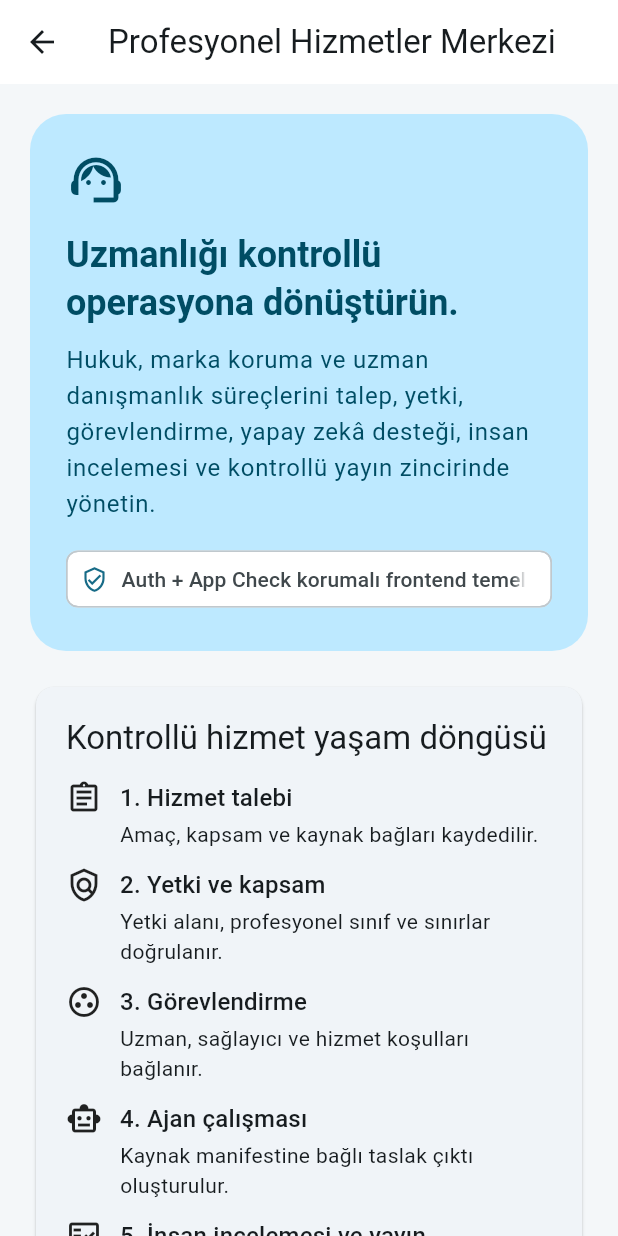
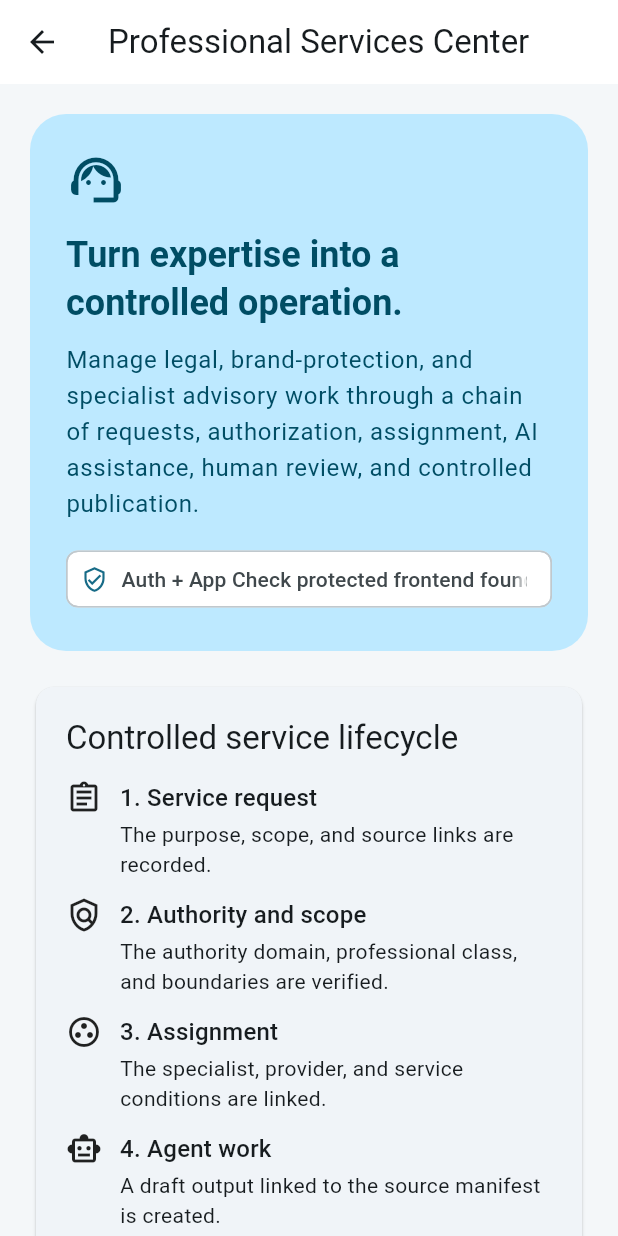
Before and after one commit to oguzhan-dev509/markakalkan, a Flutter app: the ProfessionalServicesHubPage screen opened directly, on a phone screen of 412 x 824 dp. Run offline on Flutter 3.47's test engine with Material 3 defaults, Android fonts, the phone set to English and light mode, and no system bars; our stand-ins replace cloud_firestore, cloud_functions, file_picker, firebase_auth, firebase_core, firebase_storage and 3 more; missing offline and left inert: dart:js_interop, firebase_app_check, mobile_scanner; accounts and stored records are empty; network calls fail; statements that could not run were skipped.

Commit message:
feat: add professional services navigation and ux

```diff
--- a/lib/features/professional_services/presentation/professional_services_hub_page.dart
+++ b/lib/features/professional_services/presentation/professional_services_hub_page.dart
@@ -3,13 +3,15 @@ import 'package:flutter/material.dart';
 import '../data/professional_services_callable_client.dart';
 import '../domain/professional_service_models.dart';
 import 'professional_services_controller.dart';
+import 'professional_services_strings.dart';
 
 class ProfessionalServicesHubPage extends StatefulWidget {
-  const ProfessionalServicesHubPage({super.key, this.controller});
+  const ProfessionalServicesHubPage({super.key, this.controller, this.locale});
 
   static const String routeName = '/professional-services';
 
   final ProfessionalServicesController? controller;
+  final Locale? locale;
 
   @override
   State<ProfessionalServicesHubPage> createState() =>
@@ -52,9 +54,12 @@ class _ProfessionalServicesHubPageState
   Widget build(BuildContext context) {
     final selected = _controller.selectedOperation;
     final colorScheme = Theme.of(context).colorScheme;
+    final strings = ProfessionalServicesStrings.of(locale: widget.locale);
 
     return Scaffold(
-      appBar: AppBar(title: const Text('Profesyonel Hizmetler Merkezi')),
+      appBar: AppBar(
+        title: Semantics(header: true, child: Text(strings.pageTitle)),
+      ),
       body: SafeArea(
         child: LayoutBuilder(
           builder: (context, constraints) {
@@ -72,29 +77,28 @@ class _ProfessionalServicesHubPageState
                   child: Column(
                     crossAxisAlignment: CrossAxisAlignment.stretch,
                     children: [
-                      _IntroBanner(colorScheme: colorScheme),
+                      _IntroBanner(colorScheme: colorScheme, strings: strings),
                       const SizedBox(height: 20),
-                      const _WorkflowOverview(),
+                      _WorkflowOverview(strings: strings),
                       const SizedBox(height: 24),
                       Text(
-                        'Operasyon sınırları',
+                        strings.operationBoundariesTitle,
                         style: Theme.of(context).textTheme.headlineSmall,
                       ),
                       const SizedBox(height: 8),
                       Text(
-                        'Sekiz callable işlem tek bir Auth + App Check '
-                        'sınırından geçer. Bu temel faz yalnız bağlantı, '
-                        'model ve durum omurgasını kurar; geçerli üretim '
-                        'komutları otomatik olarak çalıştırılmaz.',
+                        strings.operationBoundariesDescription,
                         style: Theme.of(context).textTheme.bodyLarge,
                       ),
                       const SizedBox(height: 16),
                       _CapabilityGrid(
+                        strings: strings,
                         selectedOperation: selected,
                         onSelected: _controller.selectOperation,
                       ),
                       const SizedBox(height: 20),
                       _SelectionPanel(
+                        strings: strings,
                         operation: selected,
                         status: _controller.status,
                         result: _controller.result,
@@ -113,13 +117,18 @@ class _ProfessionalServicesHubPageState
 }
 
 class _IntroBanner extends StatelessWidget {
-  const _IntroBanner({required this.colorScheme});
+  const _IntroBanner({required this.colorScheme, required this.strings});
 
   final ColorScheme colorScheme;
+  final ProfessionalServicesStrings strings;
 
   @override
   Widget build(BuildContext context) {
-    return DecoratedBox(
+    return Semantics(
+      key: const ValueKey('professional-services-intro-semantics'),
+      container: true,
+      label: strings.introSemanticLabel,
+      child: DecoratedBox(
         key: const ValueKey('professional-services-intro-banner'),
         decoration: BoxDecoration(
           color: colorScheme.primaryContainer,
@@ -130,14 +139,17 @@ class _IntroBanner extends StatelessWidget {
           child: Column(
             crossAxisAlignment: CrossAxisAlignment.start,
             children: [
-            Icon(
+              Tooltip(
+                message: strings.supportIconTooltip,
+                child: Icon(
                   Icons.support_agent,
                   size: 40,
                   color: colorScheme.onPrimaryContainer,
                 ),
+              ),
               const SizedBox(height: 14),
               Text(
-              'Uzmanlığı kontrollü operasyona dönüştürün.',
+                strings.introTitle,
                 style: Theme.of(context).textTheme.headlineSmall?.copyWith(
                   color: colorScheme.onPrimaryContainer,
                   fontWeight: FontWeight.w700,
@@ -145,9 +157,7 @@ class _IntroBanner extends StatelessWidget {
               ),
               const SizedBox(height: 10),
               Text(
-              'Hukuk, marka koruma ve uzman danışmanlık süreçlerini '
-              'talep, yetki, görevlendirme, yapay zekâ desteği, insan '
-              'incelemesi ve kontrollü yayın zincirinde yönetin.',
+                strings.introDescription,
                 style: Theme.of(context).textTheme.bodyLarge?.copyWith(
                   color: colorScheme.onPrimaryContainer,
                 ),
@@ -156,9 +166,10 @@ class _IntroBanner extends StatelessWidget {
               Chip(
                 key: const ValueKey('professional-services-foundation-chip'),
                 avatar: const Icon(Icons.verified_user_outlined),
-              label: const Text('Auth + App Check korumalı frontend temeli'),
+                label: Text(strings.foundationChip),
               ),
             ],
+          ),
         ),
       ),
     );
@@ -166,39 +177,27 @@ class _IntroBanner extends StatelessWidget {
 }
 
 class _WorkflowOverview extends StatelessWidget {
-  const _WorkflowOverview();
+  const _WorkflowOverview({required this.strings});
 
-  static const List<(IconData, String, String)> _steps = [
-    (
+  final ProfessionalServicesStrings strings;
+
+  static const List<IconData> _icons = [
     Icons.assignment_outlined,
-      '1. Hizmet talebi',
-      'Amaç, kapsam ve kaynak bağları kaydedilir.',
-    ),
-    (
     Icons.policy_outlined,
-      '2. Yetki ve kapsam',
-      'Yetki alanı, profesyonel sınıf ve sınırlar doğrulanır.',
-    ),
-    (
     Icons.group_work_outlined,
-      '3. Görevlendirme',
-      'Uzman, sağlayıcı ve hizmet koşulları bağlanır.',
-    ),
-    (
     Icons.smart_toy_outlined,
-      '4. Ajan çalışması',
-      'Kaynak manifestine bağlı taslak çıktı oluşturulur.',
-    ),
-    (
     Icons.fact_check_outlined,
-      '5. İnsan incelemesi ve yayın',
-      'Yetkili insan kararı olmadan çıktı yayımlanmaz.',
-    ),
   ];
 
   @override
   Widget build(BuildContext context) {
-    return Card(
+    final steps = strings.workflowSteps;
+
+    return Semantics(
+      key: const ValueKey('professional-services-workflow-semantics'),
+      container: true,
+      label: strings.workflowSemanticLabel,
+      child: Card(
         key: const ValueKey('professional-services-workflow'),
         clipBehavior: Clip.antiAlias,
         child: Padding(
@@ -207,28 +206,28 @@ class _WorkflowOverview extends StatelessWidget {
             crossAxisAlignment: CrossAxisAlignment.start,
             children: [
               Text(
-              'Kontrollü hizmet yaşam döngüsü',
+                strings.workflowTitle,
                 style: Theme.of(context).textTheme.titleLarge,
               ),
               const SizedBox(height: 14),
-            for (final step in _steps)
+              for (var index = 0; index < steps.length; index += 1)
                 Padding(
                   padding: const EdgeInsets.only(bottom: 12),
                   child: Row(
                     crossAxisAlignment: CrossAxisAlignment.start,
                     children: [
-                    Icon(step.$1),
+                      Icon(_icons[index]),
                       const SizedBox(width: 12),
                       Expanded(
                         child: Column(
                           crossAxisAlignment: CrossAxisAlignment.start,
                           children: [
                             Text(
-                            step.$2,
+                              steps[index].title,
                               style: Theme.of(context).textTheme.titleMedium,
                             ),
                             const SizedBox(height: 2),
-                          Text(step.$3),
+                            Text(steps[index].description),
                           ],
                         ),
                       ),
@@ -238,16 +237,19 @@ class _WorkflowOverview extends StatelessWidget {
             ],
           ),
         ),
+      ),
     );
   }
 }
 
 class _CapabilityGrid extends StatelessWidget {
   const _CapabilityGrid({
+    required this.strings,
     required this.selectedOperation,
     required this.onSelected,
   });
 
+  final ProfessionalServicesStrings strings;
   final ProfessionalServiceOperation? selectedOperation;
   final ValueChanged<ProfessionalServiceOperation> onSelected;
 
@@ -272,6 +274,7 @@ class _CapabilityGrid extends StatelessWidget {
               SizedBox(
                 width: itemWidth,
                 child: _CapabilityCard(
+                  strings: strings,
                   operation: operation,
                   selected: selectedOperation == operation,
                   onTap: () => onSelected(operation),
@@ -286,11 +289,13 @@ class _CapabilityGrid extends StatelessWidget {
 
 class _CapabilityCard extends StatelessWidget {
   const _CapabilityCard({
+    required this.strings,
     required this.operation,
     required this.selected,
     required this.onTap,
   });
 
+  final ProfessionalServicesStrings strings;
   final ProfessionalServiceOperation operation;
   final bool selected;
   final VoidCallback onTap;
@@ -298,8 +303,17 @@ class _CapabilityCard extends StatelessWidget {
   @override
   Widget build(BuildContext context) {
     final colorScheme = Theme.of(context).colorScheme;
+    final title = strings.operationTitle(operation);
 
-    return Card(
+    return Semantics(
+      key: ValueKey(
+        'professional-service-capability-semantics-${operation.wireValue}',
+      ),
+      button: true,
+      selected: selected,
+      label: title,
+      hint: strings.selectCapabilityHint,
+      child: Card(
         key: ValueKey('professional-service-capability-${operation.wireValue}'),
         elevation: selected ? 3 : 0,
         color: selected ? colorScheme.secondaryContainer : null,
@@ -314,13 +328,13 @@ class _CapabilityCard extends StatelessWidget {
                 Icon(_operationIcon(operation)),
                 const SizedBox(height: 12),
                 Text(
-                _operationTitle(operation),
-                style: Theme.of(
-                  context,
-                ).textTheme.titleMedium?.copyWith(fontWeight: FontWeight.w700),
+                  title,
+                  style: Theme.of(context).textTheme.titleMedium?.copyWith(
+                    fontWeight: FontWeight.w700,
+                  ),
                 ),
                 const SizedBox(height: 6),
-              Text(_operationDescription(operation)),
+                Text(strings.operationDescription(operation)),
                 const SizedBox(height: 12),
                 Text(
                   operation.callableName,
@@ -330,18 +344,21 @@ class _CapabilityCard extends StatelessWidget {
             ),
           ),
         ),
+      ),
     );
   }
 }
 
 class _SelectionPanel extends StatelessWidget {
   const _SelectionPanel({
+    required this.strings,
     required this.operation,
     required this.status,
     required this.result,
     required this.failure,
   });
 
+  final ProfessionalServicesStrings strings;
   final ProfessionalServiceOperation? operation;
   final ProfessionalServicesControllerStatus status;
   final ProfessionalServiceResult? result;
@@ -350,24 +367,27 @@ class _SelectionPanel extends StatelessWidget {
   @override
   Widget build(BuildContext context) {
     final title = operation == null
-        ? 'Bir operasyon sınırı seçin'
-        : _operationTitle(operation!);
+        ? strings.selectBoundaryPrompt
+        : strings.operationTitle(operation!);
     final detail = switch (status) {
       ProfessionalServicesControllerStatus.idle =>
         operation == null
-            ? 'Her kart, production callable sözleşmesindeki ayrı bir '
-                  'işlem sınırını temsil eder.'
-            : 'Bu sınır seçildi. Geçerli komut formu sonraki kontrollü '
-                  'fazda bağlanacaktır.',
+            ? strings.boundaryDefaultDescription
+            : strings.boundarySelectedDescription,
       ProfessionalServicesControllerStatus.running =>
-        'İşlem güvenli callable sınırında yürütülüyor.',
+        strings.boundaryRunningDescription,
       ProfessionalServicesControllerStatus.succeeded =>
-        'İşlem tamamlandı: ${result?.resultType ?? 'sonuç'}',
+        strings.boundarySucceededDescription(result?.resultType ?? 'result'),
       ProfessionalServicesControllerStatus.failed =>
-        failure?.message ?? 'İşlem tamamlanamadı.',
+        failure?.message ?? strings.boundaryFailedDescription,
     };
 
-    return Card(
+    return Semantics(
+      key: const ValueKey('professional-services-selection-semantics'),
+      container: true,
+      liveRegion: true,
+      label: '$title. $detail',
+      child: Card(
         key: const ValueKey('professional-services-selection-panel'),
         child: ListTile(
           leading: const Icon(Icons.hub_outlined),
@@ -380,47 +400,9 @@ class _SelectionPanel extends StatelessWidget {
                 )
               : null,
         ),
+      ),
     );
   }
-}
-
-String _operationTitle(ProfessionalServiceOperation operation) {
-  return switch (operation) {
-    ProfessionalServiceOperation.createServiceRequest =>
-      'Profesyonel hizmet talebi',
-    ProfessionalServiceOperation.transitionServiceRequest =>
-      'Talep durumu geçişi',
-    ProfessionalServiceOperation.createServiceEngagement =>
-      'Hizmet kapsamı ve angajman',
-    ProfessionalServiceOperation.createServiceAssignment =>
-      'Uzman görevlendirmesi',
-    ProfessionalServiceOperation.startAgentRun => 'Yapay zekâ ajan çalışması',
-    ProfessionalServiceOperation.recordAgentOutput => 'Ajan çıktı taslağı',
-    ProfessionalServiceOperation.recordAgentReview =>
-      'Yetkili insan incelemesi',
-    ProfessionalServiceOperation.publishAgentOutput => 'Kontrollü çıktı yayını',
-  };
-}
-
-String _operationDescription(ProfessionalServiceOperation operation) {
-  return switch (operation) {
-    ProfessionalServiceOperation.createServiceRequest =>
-      'Hizmet ihtiyacını kanonik marka ve kaynak kapsamına bağlar.',
-    ProfessionalServiceOperation.transitionServiceRequest =>
-      'Sürüm kontrollü talep yaşam döngüsü geçişini yürütür.',
-    ProfessionalServiceOperation.createServiceEngagement =>
-      'Kapsam, yetkilendirme ve hizmet koşullarını kesinleştirir.',
-    ProfessionalServiceOperation.createServiceAssignment =>
-      'Yetkili profesyonel veya sağlayıcı görevlendirmesini kaydeder.',
-    ProfessionalServiceOperation.startAgentRun =>
-      'Kaynak manifestine bağlı, denetlenebilir ajan çalışmasını başlatır.',
-    ProfessionalServiceOperation.recordAgentOutput =>
-      'Ajan çıktısını yayımlanmamış ve değişmez taslak olarak kaydeder.',
-    ProfessionalServiceOperation.recordAgentReview =>
-      'İnsan kararını, inceleme notunu ve yetki zincirini kaydeder.',
-    ProfessionalServiceOperation.publishAgentOutput =>
-      'Onaylı çıktıyı ayrı yayın yetkisiyle değişmez artefakta bağlar.',
-  };
 }
 
 IconData _operationIcon(ProfessionalServiceOperation operation) {
--- /dev/null
+++ b/lib/features/professional_services/presentation/professional_services_strings.dart
@@ -0,0 +1,233 @@
+import 'package:flutter/widgets.dart';
+
+import '../domain/professional_service_models.dart';
+
+class ProfessionalServicesStrings {
+  const ProfessionalServicesStrings._({required bool english})
+    : _english = english;
+
+  static const ProfessionalServicesStrings turkish =
+      ProfessionalServicesStrings._(english: false);
+  static const ProfessionalServicesStrings english =
+      ProfessionalServicesStrings._(english: true);
+
+  final bool _english;
+
+  static ProfessionalServicesStrings of({Locale? locale}) {
+    return resolve(locale ?? WidgetsBinding.instance.platformDispatcher.locale);
+  }
+
+  static ProfessionalServicesStrings resolve(Locale? locale) {
+    return locale?.languageCode.toLowerCase() == 'en' ? english : turkish;
+  }
+
+  String get pageTitle => _english
+      ? 'Professional Services Center'
+      : 'Profesyonel Hizmetler Merkezi';
+
+  String get operationBoundariesTitle =>
+      _english ? 'Operation boundaries' : 'Operasyon sınırları';
+
+  String get operationBoundariesDescription => _english
+      ? 'Eight callable operations pass through one Auth + App Check boundary. '
+            'This foundation phase only establishes the connection, model, and '
+            'state layers; valid production commands never run automatically.'
+      : 'Sekiz callable işlem tek bir Auth + App Check sınırından geçer. '
+            'Bu temel faz yalnız bağlantı, model ve durum omurgasını kurar; '
+            'geçerli üretim komutları otomatik olarak çalıştırılmaz.';
+
+  String get introTitle => _english
+      ? 'Turn expertise into a controlled operation.'
+      : 'Uzmanlığı kontrollü operasyona dönüştürün.';
+
+  String get introDescription => _english
+      ? 'Manage legal, brand-protection, and specialist advisory work through '
+            'a chain of requests, authorization, assignment, AI assistance, '
+            'human review, and controlled publication.'
+      : 'Hukuk, marka koruma ve uzman danışmanlık süreçlerini talep, yetki, '
+            'görevlendirme, yapay zekâ desteği, insan incelemesi ve kontrollü '
+            'yayın zincirinde yönetin.';
+
+  String get introSemanticLabel => _english
+      ? 'Professional Services introduction. $introTitle'
+      : 'Profesyonel Hizmetler tanıtımı. $introTitle';
+
+  String get supportIconTooltip =>
+      _english ? 'Professional support' : 'Profesyonel destek';
+
+  String get foundationChip => _english
+      ? 'Auth + App Check protected frontend foundation'
+      : 'Auth + App Check korumalı frontend temeli';
+
+  String get workflowTitle => _english
+      ? 'Controlled service lifecycle'
+      : 'Kontrollü hizmet yaşam döngüsü';
+
+  String get workflowSemanticLabel => _english
+      ? 'Five-step controlled professional-service lifecycle'
+      : 'Beş aşamalı kontrollü profesyonel hizmet yaşam döngüsü';
+
+  List<({String title, String description})> get workflowSteps => _english
+      ? const [
+          (
+            title: '1. Service request',
+            description: 'The purpose, scope, and source links are recorded.',
+          ),
+          (
+            title: '2. Authority and scope',
+            description:
+                'The authority domain, professional class, and boundaries '
+                'are verified.',
+          ),
+          (
+            title: '3. Assignment',
+            description:
+                'The specialist, provider, and service conditions are linked.',
+          ),
+          (
+            title: '4. Agent work',
+            description:
+                'A draft output linked to the source manifest is created.',
+          ),
+          (
+            title: '5. Human review and publication',
+            description:
+                'No output is published without an authorized human decision.',
+          ),
+        ]
+      : const [
+          (
+            title: '1. Hizmet talebi',
+            description: 'Amaç, kapsam ve kaynak bağları kaydedilir.',
+          ),
+          (
+            title: '2. Yetki ve kapsam',
+            description:
+                'Yetki alanı, profesyonel sınıf ve sınırlar doğrulanır.',
+          ),
+          (
+            title: '3. Görevlendirme',
+            description: 'Uzman, sağlayıcı ve hizmet koşulları bağlanır.',
+          ),
+          (
+            title: '4. Ajan çalışması',
+            description: 'Kaynak manifestine bağlı taslak çıktı oluşturulur.',
+          ),
+          (
+            title: '5. İnsan incelemesi ve yayın',
+            description: 'Yetkili insan kararı olmadan çıktı yayımlanmaz.',
+          ),
+        ];
+
+  String get selectCapabilityHint => _english
+      ? 'Select this boundary. No business command will run.'
+      : 'Bu sınırı seçin. Hiçbir iş komutu çalıştırılmaz.';
+
+  String get selectBoundaryPrompt =>
+      _english ? 'Select an operation boundary' : 'Bir operasyon sınırı seçin';
+
+  String get boundaryDefaultDescription => _english
+      ? 'Each card represents a separate operation boundary in the production '
+            'callable contract.'
+      : 'Her kart, production callable sözleşmesindeki ayrı bir işlem '
+            'sınırını temsil eder.';
+
+  String get boundarySelectedDescription => _english
+      ? 'This boundary is selected. The valid command form will be connected '
+            'in the next controlled phase.'
+      : 'Bu sınır seçildi. Geçerli komut formu sonraki kontrollü fazda '
+            'bağlanacaktır.';
+
+  String get boundaryRunningDescription => _english
+      ? 'The operation is running through the protected callable boundary.'
+      : 'İşlem güvenli callable sınırında yürütülüyor.';
+
+  String boundarySucceededDescription(String resultType) => _english
+      ? 'Operation completed: $resultType'
+      : 'İşlem tamamlandı: $resultType';
+
+  String get boundaryFailedDescription => _english
+      ? 'The operation could not be completed.'
+      : 'İşlem tamamlanamadı.';
+
+  String operationTitle(ProfessionalServiceOperation operation) {
+    if (_english) {
+      return switch (operation) {
+        ProfessionalServiceOperation.createServiceRequest =>
+          'Professional service request',
+        ProfessionalServiceOperation.transitionServiceRequest =>
+          'Request status transition',
+        ProfessionalServiceOperation.createServiceEngagement =>
+          'Service scope and engagement',
+        ProfessionalServiceOperation.createServiceAssignment =>
+          'Specialist assignment',
+        ProfessionalServiceOperation.startAgentRun => 'AI agent run',
+        ProfessionalServiceOperation.recordAgentOutput => 'Agent output draft',
+        ProfessionalServiceOperation.recordAgentReview =>
+          'Authorized human review',
+        ProfessionalServiceOperation.publishAgentOutput =>
+          'Controlled output publication',
+      };
+    }
+
+    return switch (operation) {
+      ProfessionalServiceOperation.createServiceRequest =>
+        'Profesyonel hizmet talebi',
+      ProfessionalServiceOperation.transitionServiceRequest =>
+        'Talep durumu geçişi',
+      ProfessionalServiceOperation.createServiceEngagement =>
+        'Hizmet kapsamı ve angajman',
+      ProfessionalServiceOperation.createServiceAssignment =>
+        'Uzman görevlendirmesi',
+      ProfessionalServiceOperation.startAgentRun => 'Yapay zekâ ajan çalışması',
+      ProfessionalServiceOperation.recordAgentOutput => 'Ajan çıktı taslağı',
+      ProfessionalServiceOperation.recordAgentReview =>
+        'Yetkili insan incelemesi',
+      ProfessionalServiceOperation.publishAgentOutput =>
+        'Kontrollü çıktı yayını',
+    };
+  }
+
+  String operationDescription(ProfessionalServiceOperation operation) {
+    if (_english) {
+      return switch (operation) {
+        ProfessionalServiceOperation.createServiceRequest =>
+          'Links the service need to the canonical brand and source scope.',
+        ProfessionalServiceOperation.transitionServiceRequest =>
+          'Runs a version-controlled request lifecycle transition.',
+        ProfessionalServiceOperation.createServiceEngagement =>
+          'Finalizes scope, authorization, and service conditions.',
+        ProfessionalServiceOperation.createServiceAssignment =>
+          'Records an authorized professional or provider assignment.',
+        ProfessionalServiceOperation.startAgentRun =>
+          'Starts an auditable agent run linked to the source manifest.',
+        ProfessionalServiceOperation.recordAgentOutput =>
+          'Records agent output as an unpublished, immutable draft.',
+        ProfessionalServiceOperation.recordAgentReview =>
+          'Records the human decision, review note, and authority chain.',
+        ProfessionalServiceOperation.publishAgentOutput =>
+          'Links approved output to an immutable artifact under separate '
+              'publication authority.',
+      };
+    }
+
+    return switch (operation) {
+      ProfessionalServiceOperation.createServiceRequest =>
+        'Hizmet ihtiyacını kanonik marka ve kaynak kapsamına bağlar.',
+      ProfessionalServiceOperation.transitionServiceRequest =>
+        'Sürüm kontrollü talep yaşam döngüsü geçişini yürütür.',
+      ProfessionalServiceOperation.createServiceEngagement =>
+        'Kapsam, yetkilendirme ve hizmet koşullarını kesinleştirir.',
+      ProfessionalServiceOperation.createServiceAssignment =>
+        'Yetkili profesyonel veya sağlayıcı görevlendirmesini kaydeder.',
+      ProfessionalServiceOperation.startAgentRun =>
+        'Kaynak manifestine bağlı, denetlenebilir ajan çalışmasını başlatır.',
+      ProfessionalServiceOperation.recordAgentOutput =>
+        'Ajan çıktısını yayımlanmamış ve değişmez taslak olarak kaydeder.',
+      ProfessionalServiceOperation.recordAgentReview =>
+        'İnsan kararını, inceleme notunu ve yetki zincirini kaydeder.',
+      ProfessionalServiceOperation.publishAgentOutput =>
+        'Onaylı çıktıyı ayrı yayın yetkisiyle değişmez artefakta bağlar.',
+    };
+  }
+}
```
Also changed, not shown: lib/features/dashboard/presentation/corporate_hub_page.dart (+44 -0 lines), 3 other files. Lines whose indentation alone changed are shown as unchanged.
